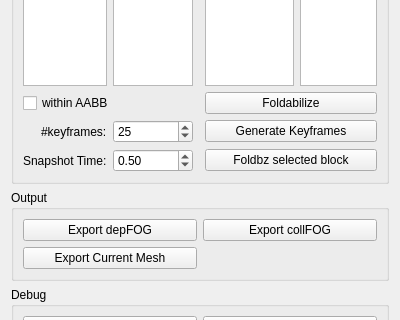
letienhung/fold-hcc, file FoldPlugin/FdWidget.ui: the form before one commit; both pictures show x 0 to 400 and y 531 to 851 of the 400 by 984 pixel window.
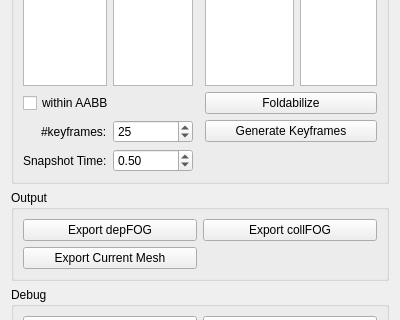
The form after the commit.

Commit message: bring back snapshot on selected chain added mesh copy to virtual master patch form patch edges, got fully auto result on teaser.

```diff
--- a/FoldPlugin/FdWidget.ui
+++ b/FoldPlugin/FdWidget.ui
@@ -320,13 +320,6 @@
         </property>
        </widget>
       </item>
-      <item row="13" column="3" colspan="2">
-       <widget class="QPushButton" name="foldBlock">
-        <property name="text">
-         <string>Foldbz selected block</string>
-        </property>
-       </widget>
-      </item>
       <item row="8" column="3" colspan="2">
        <widget class="QPushButton" name="foldabilize">
         <property name="text">
```
The commit also changes 7 other files.
